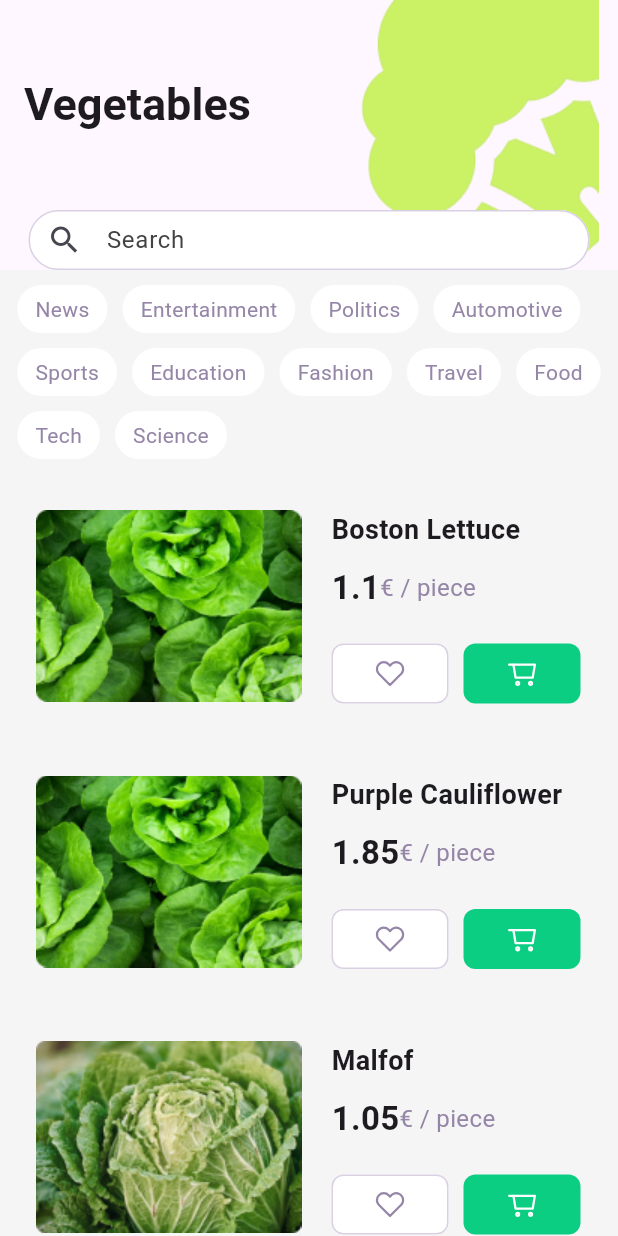
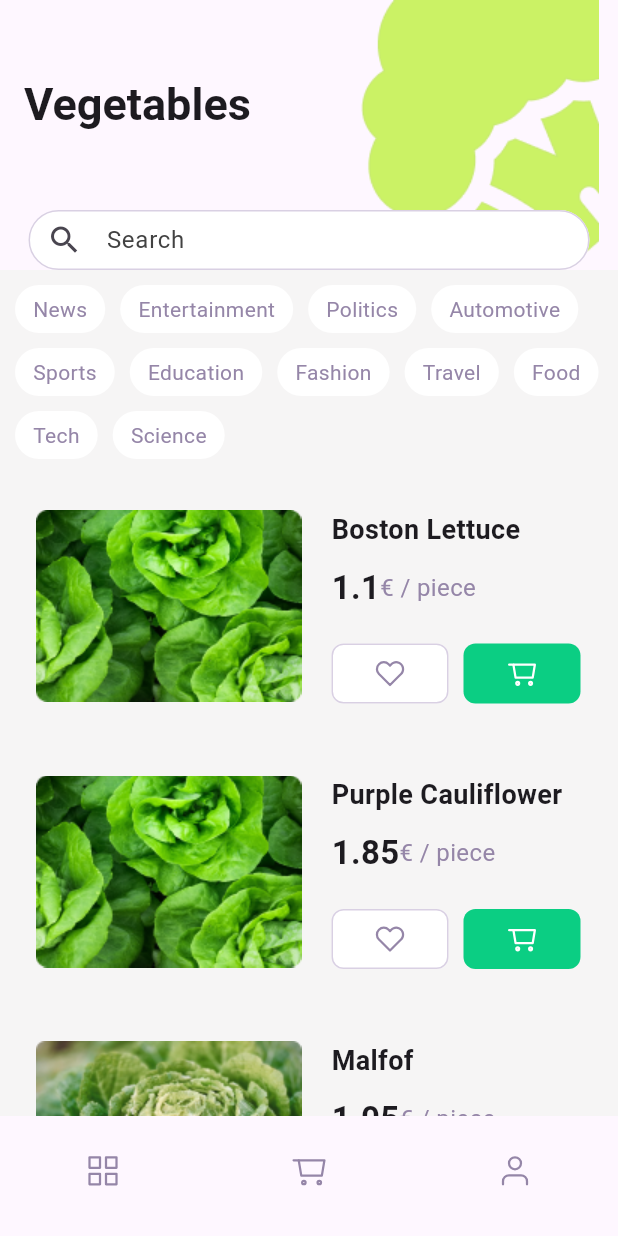
Before and after one commit to ferasezzaldeen/flutter-delivery-prac, a Flutter app: the screen it shows after launch, on a phone screen of 412 x 824 dp. Run offline on Flutter 3.47's test engine with Material 3 defaults, Android fonts, the phone set to English and light mode, and no system bars; drawn by our look-alikes of chips_choice; our stand-ins replace carousel_slider, flutter_svg.

```diff
--- a/lib/main.dart
+++ b/lib/main.dart
@@ -1,3 +1,4 @@
+import 'package:delivery_app/screens/tabs.dart';
 import 'package:delivery_app/screens/vegetables.dart';
 import 'package:flutter/material.dart';
 
@@ -11,6 +12,6 @@ class MyApp extends StatelessWidget {
   // This widget is the root of your application.
   @override
   Widget build(BuildContext context) {
-    return MaterialApp(title: 'Deliveru', home: VegetablesScreen());
+    return MaterialApp(title: 'Delivery', home: TabsScreen());
   }
 }
--- /dev/null
+++ b/lib/screens/tabs.dart
@@ -0,0 +1,52 @@
+import 'package:delivery_app/screens/vegetables.dart';
+import 'package:flutter/material.dart';
+import 'package:flutter_svg/flutter_svg.dart';
+
+class TabsScreen extends StatefulWidget {
+  const TabsScreen({super.key});
+
+  @override
+  State<TabsScreen> createState() {
+    return _TabsScreenState();
+  }
+}
+
+class _TabsScreenState extends State<TabsScreen> {
+  int _selectedPageIndex = 0;
+
+  void _selectPage(int index) {
+    setState(() {
+      _selectedPageIndex = index;
+    });
+    print(_selectedPageIndex);
+  }
+
+  @override
+  Widget build(BuildContext context) {
+    return Scaffold(
+      body: const VegetablesScreen(),
+      bottomNavigationBar: SizedBox(
+        height: 80,
+        child: BottomNavigationBar(
+          onTap: _selectPage,
+          currentIndex: _selectedPageIndex,
+          items: [
+            BottomNavigationBarItem(
+                icon: SvgPicture.asset('assets/icons/grid.svg'), label: ''),
+            BottomNavigationBarItem(
+                icon: SvgPicture.asset(
+                  'assets/icons/shopping_cart.svg',
+                ),
+                label: ''),
+            BottomNavigationBarItem(
+                icon: SvgPicture.asset('assets/icons/user.svg'), label: ''),
+          ],
+          showSelectedLabels: false,
+          showUnselectedLabels: false,
+          backgroundColor: Colors.transparent,
+          elevation: 0,
+        ),
+      ),
+    );
+  }
+}
--- a/lib/screens/vegetables.dart
+++ b/lib/screens/vegetables.dart
@@ -1,7 +1,5 @@
 import 'package:delivery_app/widgets/Listing_widget.dart';
-import 'package:delivery_app/widgets/chips_options.dart';
 import 'package:flutter/material.dart';
-import 'package:google_fonts/google_fonts.dart';
 
 class VegetablesScreen extends StatelessWidget {
   const VegetablesScreen({super.key});
@@ -54,11 +52,11 @@ class VegetablesScreen extends StatelessWidget {
                 ),
               ),
             ),
-            )),
+          ),
+        ),
       ),
       body: const Column(
         children: [
-          ChipsOptions(),
           ListingWidget(),
         ],
       ),
--- a/lib/widgets/Listing_widget.dart
+++ b/lib/widgets/Listing_widget.dart
@@ -1,4 +1,5 @@
 import 'package:delivery_app/dummy_date/dummy_vegetables.dart';
+import 'package:delivery_app/widgets/chips_options.dart';
 import 'package:delivery_app/widgets/list_item.dart';
 import 'package:flutter/material.dart';
 
@@ -7,12 +8,14 @@ class ListingWidget extends StatelessWidget {
 
   @override
   Widget build(BuildContext context) {
+    final List<dynamic> listItems = [
+      const ChipsOptions(),
+      ...dummyVegetables.map((vegetable) => ListItem(vegetable: vegetable))
+    ];
     return Expanded(
       child: ListView.builder(
-        itemCount: dummyVegetables.length,
-        itemBuilder: ((context, index) => ListItem(
-              vegetable: dummyVegetables[index],
-            )),
+        itemCount: listItems.length,
+        itemBuilder: ((context, index) => listItems[index]),
       ),
     );
   }
--- a/lib/widgets/chips_options.dart
+++ b/lib/widgets/chips_options.dart
@@ -28,7 +28,7 @@ class _ChipsOptionsState extends State<ChipsOptions> {
   @override
   Widget build(BuildContext context) {
     return SizedBox(
-      // height: 120,
+      width: double.infinity,
       child: ChipsChoice.multiple(
         wrapped: true,
         value: tags,
@@ -44,12 +44,12 @@ class _ChipsOptionsState extends State<ChipsOptions> {
         ),
         choiceStyle: C2ChipStyle.filled(
           color: const Color(0XFFFFFFFF),
-          foregroundColor: Color(0XFFF9586A8),
+          foregroundColor: const Color(0XFFF9586A8),
           borderWidth: 0,
           borderOpacity: 0,
           borderRadius: const BorderRadius.all(Radius.circular(27)),
           selectedStyle: const C2ChipStyle(
-            foregroundColor: Color(0XFFF6C0EE4),
+            foregroundColor: Color(0xfff6c0ee4),
             backgroundColor: Color(0XFFFE2CBFF),
             borderRadius: BorderRadius.all(
               Radius.circular(27),
--- a/pubspec.yaml
+++ b/pubspec.yaml
@@ -70,6 +70,9 @@ flutter:
     - assets/images/Media.png
     - assets/icons/heart.svg
     - assets/icons/shoppingcart.svg
+    - assets/icons/shopping_cart.svg
+    - assets/icons/grid.svg
+    - assets/icons/user.svg
   #   - images/a_dot_ham.jpeg
 
   # An image asset can refer to one or more resolution-specific "variants", see
```
Also changed, not shown: assets/icons/grid.svg (added), assets/icons/shopping_cart.svg (added), assets/icons/user.svg (added). Lines whose indentation alone changed are shown as unchanged.
